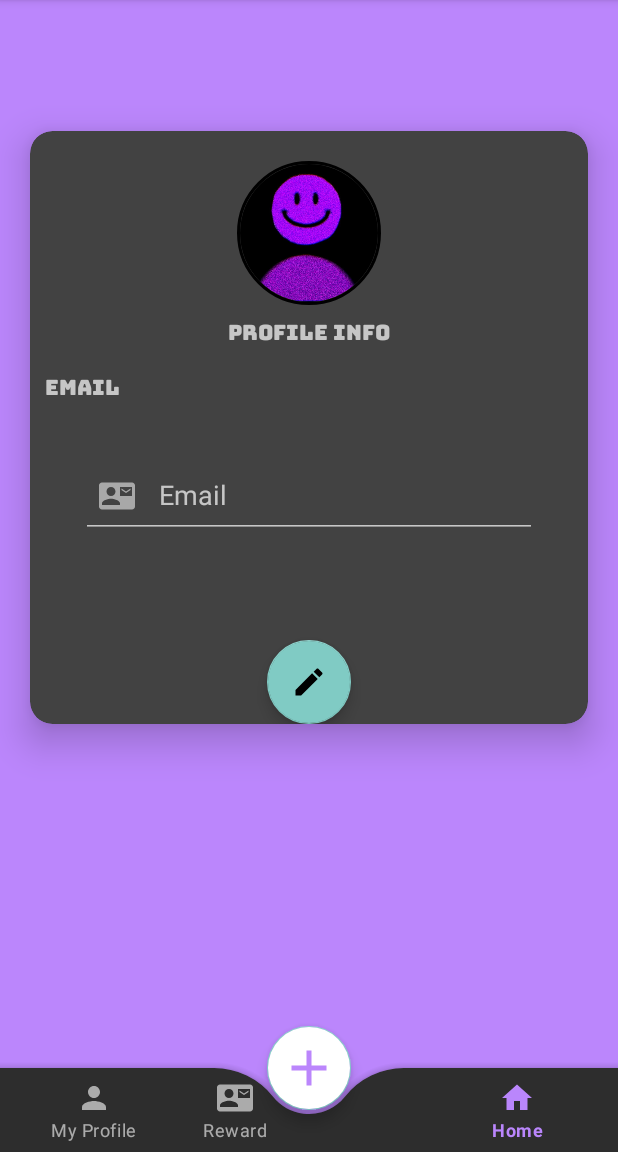
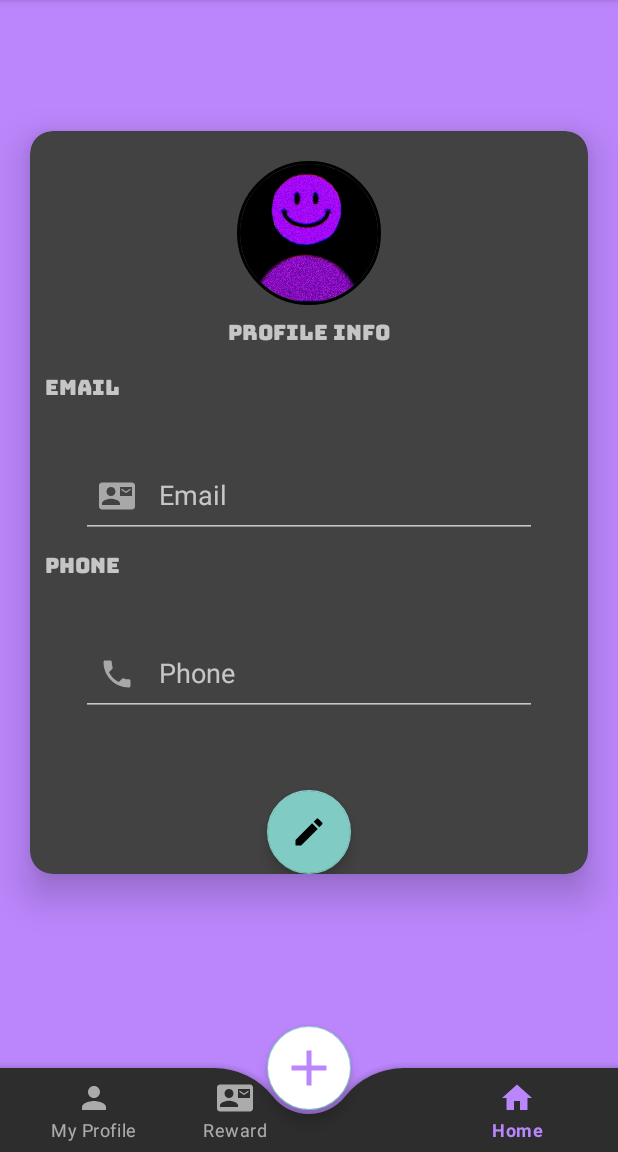
Before and after one commit to OfekiAlm/SoloBeast, an Android app: the fragment ProfileFragment placed in its activity, on a phone screen of 412 x 824 dp, the part 84-1236 px from its top. Run offline under Robolectric (Android 15) with nearby library versions, the phone set to English and light mode, and no system bars; our stand-ins replace CircleImageView, Firebase (no records; nobody signed in at launch, a user with empty details on screens opened directly).

Commit message:
added phone and xp data to firebase and updated the profile to show Phone details

```diff
--- a/app/src/main/java/com/example/solobeast/ui/Home/Fragments/HomeFragment.java
+++ b/app/src/main/java/com/example/solobeast/ui/Home/Fragments/HomeFragment.java
@@ -40,7 +40,7 @@ public class HomeFragment extends Fragment implements RecyclerViewFunctionalitie
     public void onViewCreated(@NonNull View view, @Nullable Bundle savedInstanceState) {
         super.onViewCreated(view, savedInstanceState);
 
-        recyclerView = view.findViewById(R.id.recycler_view);
+        recyclerView = view.findViewById(R.id.task_recycler_view);
         recyclerView.setHasFixedSize(true);
         recyclerView.setLayoutManager(new GridLayoutManager(getContext(),1));
 
--- a/app/src/main/java/com/example/solobeast/ui/Home/Fragments/ProfileFragment.java
+++ b/app/src/main/java/com/example/solobeast/ui/Home/Fragments/ProfileFragment.java
@@ -8,18 +8,24 @@ import androidx.annotation.NonNull;
 import androidx.annotation.Nullable;
 import androidx.fragment.app.Fragment;
 
+import android.util.Log;
 import android.view.LayoutInflater;
 import android.view.View;
 import android.view.ViewGroup;
 import android.widget.TextView;
 import android.widget.Toast;
 
+import com.example.solobeast.Objects.User;
 import com.example.solobeast.R;
 import com.example.solobeast.ui.Auth.RegisterAct;
 import com.example.solobeast.ui.Home.MainActivity;
 import com.google.android.gms.tasks.OnFailureListener;
 import com.google.android.gms.tasks.OnSuccessListener;
+import com.google.android.gms.tasks.Task;
 import com.google.firebase.auth.FirebaseAuth;
+import com.google.firebase.database.DataSnapshot;
+import com.google.firebase.database.DatabaseReference;
+import com.google.firebase.database.FirebaseDatabase;
 import com.google.firebase.storage.FirebaseStorage;
 import com.google.firebase.storage.StorageReference;
 
@@ -29,10 +35,12 @@ public class ProfileFragment extends Fragment {
     Bitmap imageBitmap;
     CircleImageView circleImageView;
     String userEmail;
-    TextView userEmailTv;
+    TextView userEmailTv, userPhoneTv;
+    static String userPhoneNumber;
     @Override
     public void onViewCreated(@NonNull View view, @Nullable Bundle savedInstanceState) {
         super.onViewCreated(view, savedInstanceState);
+        getUserDetails();
         init(view);
 
     }
@@ -40,9 +48,12 @@ public class ProfileFragment extends Fragment {
     private void init(View view){
         circleImageView = view.findViewById(R.id.profile_circle_image);
         getImageFromFireBase();
+
         userEmail = getEmail();
         userEmailTv = view.findViewById(R.id.task_name_et);
         userEmailTv.setText(userEmail);
+
+        userPhoneTv = view.findViewById(R.id.phone_textview_profile_from_fb);
     }
 
     @Override
@@ -65,4 +76,18 @@ public class ProfileFragment extends Fragment {
     public String getEmail(){
         return FirebaseAuth.getInstance().getCurrentUser().getEmail();
     }
+    public void getUserDetails(){
+        DatabaseReference ref = FirebaseDatabase.getInstance().getReference("Users").child(FirebaseAuth.getInstance().getUid()).child("phoneNumber");
+        Task<DataSnapshot> task = ref.get();
+        task.addOnSuccessListener(dataSnapshot -> {
+            String str_p_num = dataSnapshot.getValue(String.class);
+            userPhoneNumber = str_p_num;
+            userPhoneTv.setText(userPhoneNumber);
+            Log.d("AuthData","lol that's worked actually");
+        }).addOnFailureListener(e -> {
+            // Handle any errors here
+            Log.d("AuthData","The opreation is not good\nCause: \n" +e);
+        });
+
 }
+}
--- /dev/null
+++ b/app/src/main/res/drawable/baseline_phone.xml
@@ -0,0 +1,5 @@
+<vector android:height="24dp" android:tint="#000000"
+    android:viewportHeight="24" android:viewportWidth="24"
+    android:width="24dp" xmlns:android="http://schemas.android.com/apk/res/android">
+    <path android:fillColor="@android:color/white" android:pathData="M6.62,10.79c1.44,2.83 3.76,5.14 6.59,6.59l2.2,-2.2c0.27,-0.27 0.67,-0.36 1.02,-0.24 1.12,0.37 2.33,0.57 3.57,0.57 0.55,0 1,0.45 1,1V20c0,0.55 -0.45,1 -1,1 -9.39,0 -17,-7.61 -17,-17 0,-0.55 0.45,-1 1,-1h3.5c0.55,0 1,0.45 1,1 0,1.25 0.2,2.45 0.57,3.57 0.11,0.35 0.03,0.74 -0.25,1.02l-2.2,2.2z"/>
+</vector>
--- a/app/src/main/res/layout/fragment_home.xml
+++ b/app/src/main/res/layout/fragment_home.xml
@@ -12,7 +12,7 @@
 
 
         <androidx.recyclerview.widget.RecyclerView
-            android:id="@+id/recycler_view"
+            android:id="@+id/task_recycler_view"
             android:layout_width="match_parent"
             android:layout_height="match_parent"
             tools:layout_editor_absoluteX="0dp"
--- a/app/src/main/res/layout/fragment_profile.xml
+++ b/app/src/main/res/layout/fragment_profile.xml
@@ -16,7 +16,7 @@
         <androidx.cardview.widget.CardView
             android:id="@+id/card_view"
             android:layout_width="match_parent"
-            android:layout_height="450dp"
+            android:layout_height="550dp"
             android:layout_marginVertical="60dp"
             app:cardCornerRadius="15dp"
 
@@ -61,7 +61,7 @@
                     android:fontFamily="@font/bungee"
                     android:layout_gravity="center"/>
                 <TextView
-                    android:id="@+id/task_name1"
+                    android:id="@+id/textview_email_profile"
                     android:layout_width="wrap_content"
                     android:layout_height="wrap_content"
                     android:layout_marginLeft="10dp"
@@ -89,8 +89,36 @@
 
 
                 </com.google.android.material.textfield.TextInputLayout>
+                <TextView
+                    android:id="@+id/textview_phone_profile"
+                    android:layout_width="wrap_content"
+                    android:layout_height="wrap_content"
+                    android:layout_marginLeft="10dp"
+                    android:fontFamily="@font/bungee"
+                    android:text="Phone" />
 
 
+                <com.google.android.material.textfield.TextInputLayout
+
+                    android:id="@+id/textInputLayout1"
+                    android:layout_width="match_parent"
+                    android:layout_height="wrap_content"
+                    android:layout_marginTop="16dp"
+                    android:clickable="false"
+                    app:startIconDrawable="@drawable/baseline_phone"
+                    android:hint="Phone">
+
+                    <com.google.android.material.textfield.TextInputEditText
+                        android:id="@+id/phone_textview_profile_from_fb"
+                        android:layout_width="304dp"
+                        android:layout_height="55dp"
+                        android:layout_gravity="center"
+                        android:focusable="false"
+                        android:focusableInTouchMode="false"
+                        tools:ignore="SpeakableTextPresentCheck" />
+
+
+                </com.google.android.material.textfield.TextInputLayout>
 <!--                <TextView-->
 <!--                    android:layout_marginTop="10dp"-->
 <!--                    android:id="@+id/task_desc_1"-->
```
Also changed, not shown: app/src/main/java/com/example/solobeast/Objects/User.java (+18 -8 lines), app/src/main/res/layout/activity_register.xml (+17 -0 lines).
